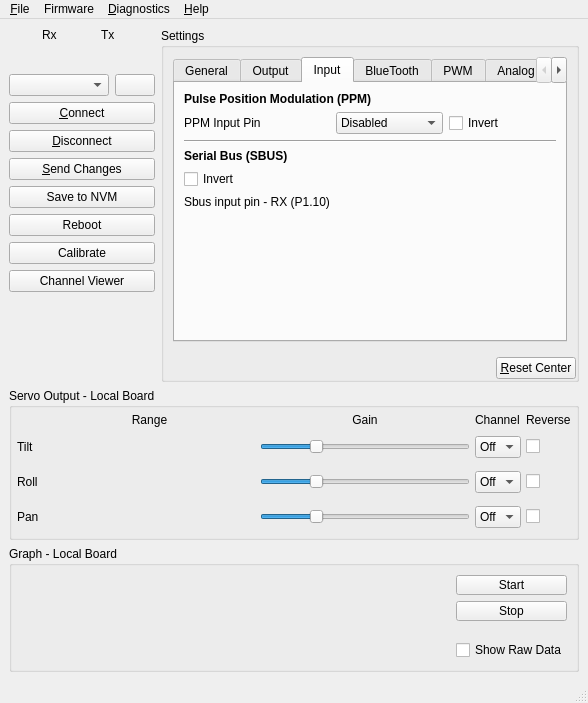
The window that gui/src/mainwindow.ui (dlktdr/HeadTracker) describes before a commit, drawn with Qt 5.
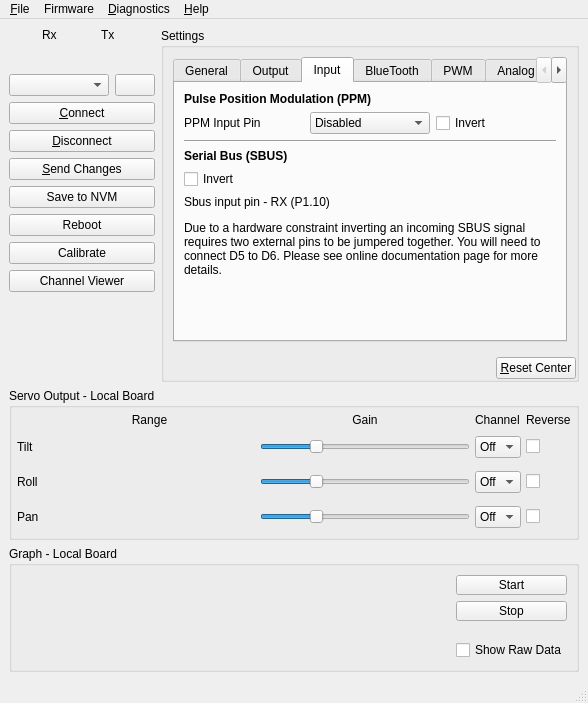
The same window after the commit. The open tabs and pages were chosen to show the change. Icons and pictures are not drawn. Custom widgets are drawn as their Qt base class.

Commit message: Add SBUS inversion needs D5, D6

Diff of the .ui file:
```diff
--- a/gui/src/mainwindow.ui
+++ b/gui/src/mainwindow.ui
@@ -1297,10 +1297,16 @@
                    </property>
                   </widget>
                  </item>
-                 <item row="5" column="0">
+                 <item row="5" column="0" colspan="3">
                   <widget class="QLabel" name="label_54">
                    <property name="text">
-                    <string>Sbus input pin - RX (P1.10)</string>
+                    <string>&lt;html&gt;&lt;head/&gt;&lt;body&gt;&lt;p&gt;Sbus input pin - RX (P1.10)&lt;/p&gt;&lt;p&gt;Due to a hardware constraint inverting an incoming SBUS signal requires two external pins to be jumpered together. You will need to connect D5 to D6. Please see online documentation page for more details.&lt;/p&gt;&lt;/body&gt;&lt;/html&gt;</string>
+                   </property>
+                   <property name="alignment">
+                    <set>Qt::AlignLeading|Qt::AlignLeft|Qt::AlignTop</set>
+                   </property>
+                   <property name="wordWrap">
+                    <bool>true</bool>
                    </property>
                   </widget>
                  </item>
```
Left out of the diff: 2 changed lines with no effect on the pictures. The commit also changes 1 other file.
